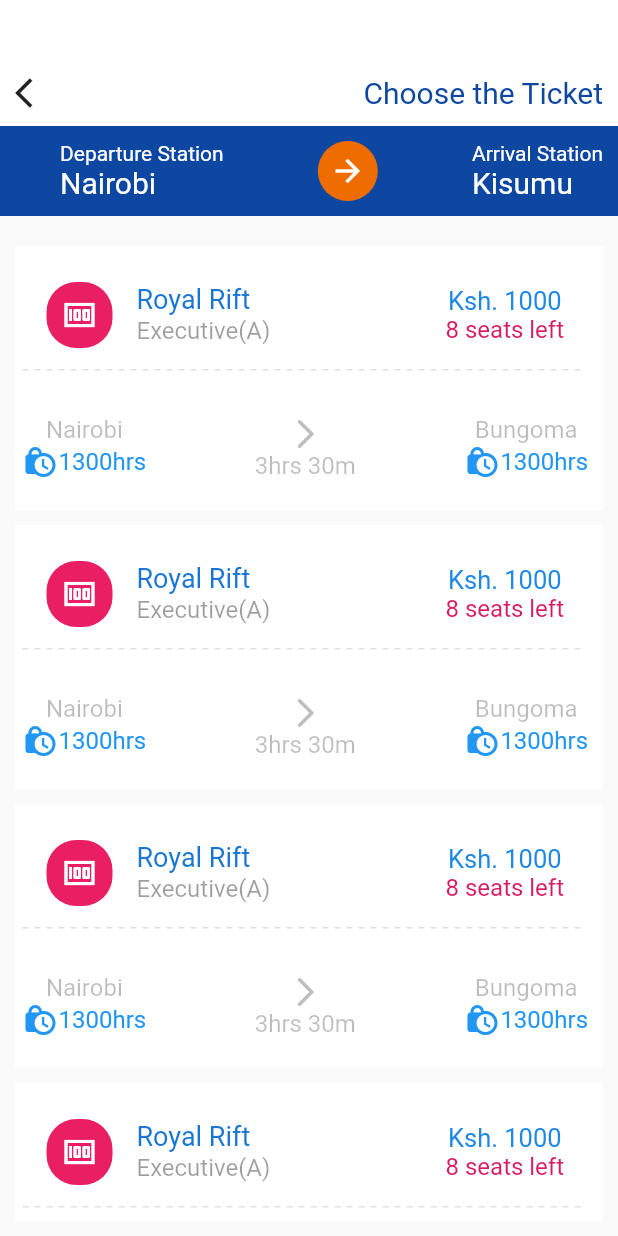
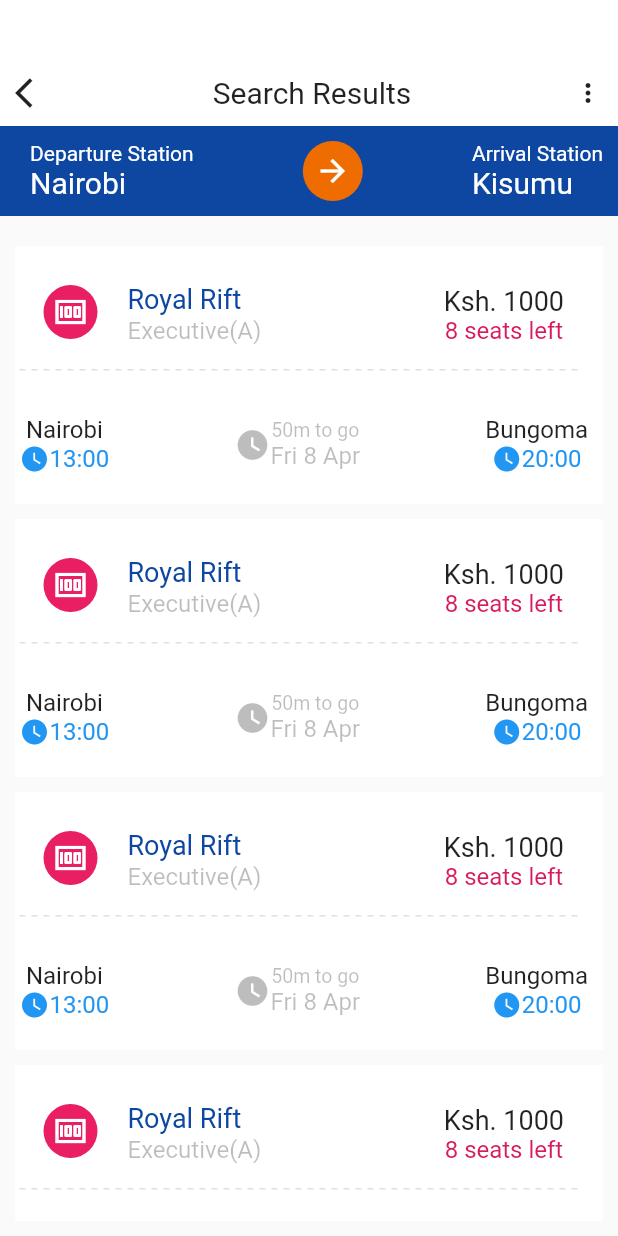
Before and after one commit to Brian-mula/booking, a Flutter app: the SelectTicketPage screen opened directly, on a phone screen of 412 x 824 dp. Run offline on Flutter 3.47's test engine with Material 2 defaults, Android fonts, the phone set to English and light mode, and no system bars; drawn by our look-alikes of dotted_line; our stand-ins replace date_time_picker, flutter_riverpod; network calls fail.

Commit message:
ticket updates

```diff
--- a/lib/pages/ticket_page.dart
+++ b/lib/pages/ticket_page.dart
@@ -37,16 +37,21 @@ class _SelectTicketPageState extends ConsumerState<SelectTicketPage> {
                     ),
                   ),
                   BigTextWidget(
-                    text: "Choose the Ticket",
-                    color: ThemeFile.bookingBlueGrey,
+                    text: "Search Results",
+                    color: ThemeFile.bookingDeepBlack,
                   ),
+                  Icon(
+                    Icons.more_vert,
+                    size: 20,
+                    color: ThemeFile.bookingDeepBlack,
+                  )
                 ],
               )),
 
           Container(
             color: ThemeFile.bookingBlueGrey,
             padding:
-                const EdgeInsets.only(top: 10, right: 10, bottom: 10, left: 40),
+                const EdgeInsets.only(top: 10, right: 10, bottom: 10, left: 20),
             child: Row(
                 mainAxisAlignment: MainAxisAlignment.spaceBetween,
                 children: [
@@ -103,13 +108,13 @@ class _SelectTicketPageState extends ConsumerState<SelectTicketPage> {
                       child: Container(
                         margin: const EdgeInsets.only(top: 10),
                         padding:
-                            const EdgeInsets.only(top: 10, left: 5, right: 10),
+                            const EdgeInsets.only(top: 10, left: 3, right: 10),
                         color: Colors.white,
                         child: Column(
                           children: [
                             ListTile(
                               leading: Container(
-                                padding: const EdgeInsets.all(10),
+                                padding: const EdgeInsets.all(6),
                                 decoration: BoxDecoration(
                                     color: Colors.pink.shade500,
                                     borderRadius: BorderRadius.circular(20)),
@@ -120,21 +125,21 @@ class _SelectTicketPageState extends ConsumerState<SelectTicketPage> {
                               ),
                               title: BigTextWidget(
                                 text: "Royal Rift",
-                                color: Colors.blue.shade700,
+                                color: ThemeFile.bookingBlueGrey,
                                 size: 18,
                               ),
                               subtitle: BigTextWidget(
                                 text: "Executive(A)",
                                 size: 16,
-                                color: Colors.black38,
+                                color: ThemeFile.bookingBlack1,
                               ),
                               trailing: Column(
                                 mainAxisAlignment: MainAxisAlignment.center,
                                 children: [
                                   BigTextWidget(
                                     text: "Ksh. 1000",
-                                    size: 17,
-                                    color: Colors.blue.shade600,
+                                    size: 18,
+                                    color: ThemeFile.bookingDeepBlack,
                                   ),
                                   BigTextWidget(
                                     text: "8 seats left",
@@ -159,34 +164,46 @@ class _SelectTicketPageState extends ConsumerState<SelectTicketPage> {
                                       children: [
                                         BigTextWidget(
                                           text: "Nairobi",
-                                          color: Colors.black26,
+                                          color: ThemeFile.bookingDeepBlack,
                                           size: 16,
                                         ),
                                         Row(
                                           children: [
                                             Icon(
-                                              Icons.lock_clock,
-                                              color: Colors.blue.shade500,
+                                              Icons.watch_later,
+                                              color: ThemeFile.bookingBlue500,
+                                              size: 20,
                                             ),
                                             BigTextWidget(
-                                              text: "1300hrs",
-                                              color: Colors.blue.shade500,
+                                              text: "13:00",
                                               size: 16,
+                                              color: ThemeFile.bookingBlue500,
                                             )
                                           ],
                                         )
                                       ],
                                     ),
-                                    Column(
+                                    Row(
                                       children: [
-                                        const Icon(
-                                          Icons.arrow_forward_ios_rounded,
-                                          color: Colors.black26,
+                                        Icon(
+                                          Icons.watch_later,
+                                          color: ThemeFile.bookingBlack1,
                                         ),
-                                        BigTextWidget(
-                                          text: "3hrs 30m",
-                                          color: Colors.black26,
-                                          size: 16,
+                                        Column(
+                                          crossAxisAlignment:
+                                              CrossAxisAlignment.center,
+                                          children: [
+                                            BigTextWidget(
+                                              text: "50m to go",
+                                              color: ThemeFile.bookingBlack1,
+                                              size: 13,
+                                            ),
+                                            BigTextWidget(
+                                              text: "Fri 8 Apr",
+                                              color: ThemeFile.bookingBlack1,
+                                              size: 16,
+                                            ),
+                                          ],
                                         ),
                                       ],
                                     ),
@@ -194,19 +211,20 @@ class _SelectTicketPageState extends ConsumerState<SelectTicketPage> {
                                       children: [
                                         BigTextWidget(
                                           text: "Bungoma",
-                                          color: Colors.black26,
+                                          color: ThemeFile.bookingDeepBlack,
                                           size: 16,
                                         ),
                                         Row(
                                           children: [
                                             Icon(
-                                              Icons.lock_clock,
-                                              color: Colors.blue.shade500,
+                                              Icons.watch_later,
+                                              color: ThemeFile.bookingBlue500,
+                                              size: 20,
                                             ),
                                             BigTextWidget(
-                                              text: "1300hrs",
-                                              color: Colors.blue.shade500,
+                                              text: "20:00",
                                               size: 16,
+                                              color: ThemeFile.bookingBlue500,
                                             )
                                           ],
                                         )
--- a/lib/theme/theme_file.dart
+++ b/lib/theme/theme_file.dart
@@ -9,4 +9,5 @@ class ThemeFile {
   static Color bookingDeepBlack = Colors.black87;
   static Color bookingmediumBlack = Colors.black45;
   static Color bookingpaleBlueGrey = Colors.blueGrey.shade50;
+  static Color bookingBlue500 = Colors.blue.shade500;
 }
```
